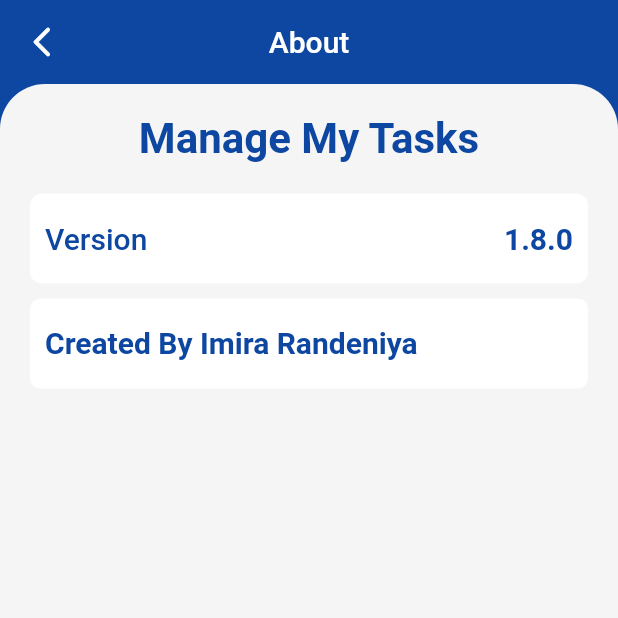
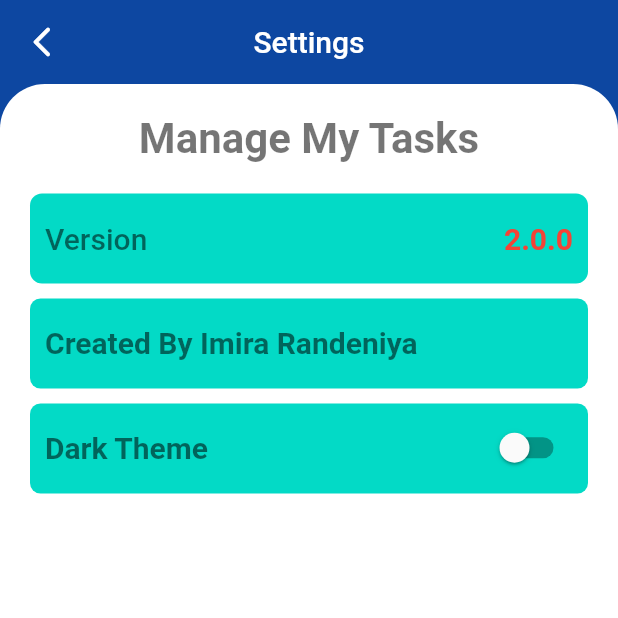
Before and after one commit to Imira-S-R/ToDoApp, a Flutter app: the screen it shows after launch, after a tap on the "info" icon, on a phone screen of 412 x 824 dp, the top half of it. Run offline on Flutter 3.47's test engine with Material 2 defaults, Android fonts, the phone set to English and light mode, and no system bars; our stand-ins replace flutter_local_notifications, sqflite; accounts and stored records are empty.

Commit message:
updated commit

```diff
--- a/lib/main.dart
+++ b/lib/main.dart
@@ -1,6 +1,8 @@
 import 'package:flutter/material.dart';
+import 'package:manage_my_time/provider/theme_provider.dart';
 import 'package:manage_my_time/screens/add_task_screen.dart';
 import 'package:manage_my_time/screens/home_screen.dart';
+import 'package:provider/provider.dart';
 
 void main() {
   WidgetsFlutterBinding.ensureInitialized();
@@ -8,17 +10,25 @@ void main() {
 }
 
 class MyApp extends StatelessWidget {
-  const MyApp({ Key? key }) : super(key: key);
+  const MyApp({Key? key}) : super(key: key);
 
   @override
   Widget build(BuildContext context) {
+    return ChangeNotifierProvider(
+        create: (context) => ThemeProvider(),
+        builder: (context, _) {
+          final themeProvider = Provider.of<ThemeProvider>(context);
           return MaterialApp(
             routes: {
               '/home': (context) => HomeScreen(),
               '/add_task_screen': (context) => AddTaskScreen(),
             },
+            themeMode: themeProvider.themeMode,
+            theme: MyThemes.lightTheme,
+            darkTheme: MyThemes.darkTheme,
             debugShowCheckedModeBanner: false,
             home: HomeScreen(),
           );
+        });
   }
 }
--- /dev/null
+++ b/lib/provider/theme_provider.dart
@@ -0,0 +1,42 @@
+import 'package:flutter/material.dart';
+import 'package:flutter/scheduler.dart';
+
+class ThemeProvider extends ChangeNotifier {
+  ThemeMode themeMode = ThemeMode.system;
+
+  bool get isDarkMode {
+    if (themeMode == ThemeMode.system) {
+      final brightness = SchedulerBinding.instance!.window.platformBrightness;
+      return brightness == Brightness.dark;
+    } else {
+      return themeMode == ThemeMode.dark;
+    }
+  }
+
+  void toggleTheme(bool isOn) {
+    themeMode = isOn ? ThemeMode.dark : ThemeMode.light;
+    notifyListeners();
+  }
+}
+
+class MyThemes {
+  static final darkTheme = ThemeData(
+    scaffoldBackgroundColor: Colors.grey.shade900,
+    primaryColor: Color(0xff23272A),
+    colorScheme: ColorScheme.dark(),
+    iconTheme: IconThemeData(color: Colors.white),
+    accentColor: Color(0xff444756),
+    accentTextTheme: TextTheme(headline1: TextStyle(color: Color(0xffFFFFFF)), headline2: TextStyle(color: Colors.white70)),
+    canvasColor: Colors.white,
+  );
+
+  static final lightTheme = ThemeData(
+    scaffoldBackgroundColor: Colors.white,
+    primaryColor: Colors.white,
+    colorScheme: ColorScheme.light(),
+    iconTheme: IconThemeData(color: Colors.white),
+    accentColor: Colors.grey[200],
+    canvasColor: Colors.black,
+    accentTextTheme: TextTheme(headline1: TextStyle(color: Colors.black), headline2: TextStyle(color: Colors.black87)),
+  );
+}
--- a/lib/screens/add_shopping_item_screen.dart
+++ b/lib/screens/add_shopping_item_screen.dart
@@ -26,7 +26,7 @@ class _AddShoppingItemState extends State<AddShoppingItem> {
               Navigator.pushReplacement(context,
                   MaterialPageRoute(builder: (_) => ShoppingCartScreen()));
             },
-            icon: Icon(Icons.arrow_back_ios_new_rounded)),
+            icon: Icon(Icons.arrow_back_ios_new_rounded), color: Colors.white,),
       ),
       body: Column(
         children: <Widget>[
--- a/lib/screens/add_task_screen.dart
+++ b/lib/screens/add_task_screen.dart
@@ -125,7 +125,7 @@ class _AddTaskScreenState extends State<AddTaskScreen> {
                     enabledBorder: UnderlineInputBorder(
                       borderSide: BorderSide(color: Colors.grey),
                     ),
-                  ),
+                  )
                 ),
 
                 Row(
--- a/lib/screens/home_screen.dart
+++ b/lib/screens/home_screen.dart
@@ -1,4 +1,8 @@
+import 'dart:developer';
+
 import 'package:flutter/material.dart';
+import 'package:flutter_local_notifications/flutter_local_notifications.dart';
+import 'package:intl/intl.dart';
 import 'package:manage_my_time/screens/add_task_screen.dart';
 import 'package:manage_my_time/screens/settings_screen.dart';
 import 'package:manage_my_time/screens/shopping_cart_screen.dart';
@@ -23,9 +27,12 @@ class _HomeScreenState extends State<HomeScreen> {
         backgroundColor: Colors.red,
         splashColor: Colors.red[900],
         tooltip: 'Add New Task',
-        child: Icon(Icons.add_rounded),
+        child: Icon(
+          Icons.add_rounded,
+          color: Colors.white,
+        ),
       ),
-      backgroundColor: Color(0xfff5f5f5),
+      backgroundColor: Theme.of(context).primaryColor,
       appBar: AppBar(
         elevation: 0.0,
         backgroundColor: Colors.blue[900],
@@ -41,12 +48,14 @@ class _HomeScreenState extends State<HomeScreen> {
             tooltip: 'Shopping List',
           ),
           IconButton(
-              tooltip: 'About',
-              onPressed: () {
-                Navigator.push(
-                    context, MaterialPageRoute(builder: (_) => Settings()));
-              },
-              icon: Icon(Icons.info_rounded)),
+            tooltip: 'Settings',
+            onPressed: () {
+              Navigator.push(
+                  context, MaterialPageRoute(builder: (_) => Settings()));
+            },
+            icon: Icon(Icons.info_rounded),
+            color: Colors.white,
+          ),
         ],
       ),
       body: Column(
@@ -83,7 +92,9 @@ class _HomeScreenState extends State<HomeScreen> {
               ),
             ),
           ),
-          SizedBox(height: 20.0,),
+          SizedBox(
+            height: 20.0,
+          ),
           Expanded(child: TaskWidget()),
         ],
       ),
--- a/lib/screens/settings_screen.dart
+++ b/lib/screens/settings_screen.dart
@@ -1,4 +1,5 @@
 import 'package:flutter/material.dart';
+import 'package:manage_my_time/widgets/change_theme_button.dart';
 
 class Settings extends StatelessWidget {
   const Settings({Key? key}) : super(key: key);
@@ -11,12 +12,18 @@ class Settings extends StatelessWidget {
           elevation: 0.0,
           backgroundColor: Colors.blue[900],
           leading: IconButton(
-            icon: Icon(Icons.arrow_back_ios_new_rounded),
+            icon: Icon(
+              Icons.arrow_back_ios_new_rounded,
+            ),
+            color: Colors.white,
             onPressed: () {
               Navigator.pop(context);
             },
           ),
-          title: Text('About'),
+          title: Text(
+            'Settings',
+            style: TextStyle(color: Colors.white),
+          ),
           centerTitle: true,
         ),
         body: Column(
@@ -28,7 +35,7 @@ class Settings extends StatelessWidget {
                     borderRadius: BorderRadius.only(
                         topLeft: Radius.circular(30.0),
                         topRight: Radius.circular(30.0)),
-                    color: Colors.grey[100]),
+                    color: Theme.of(context).primaryColor),
                 child: Padding(
                   padding: EdgeInsets.fromLTRB(20.0, 20.0, 20.0, 0.0),
                   child: Column(
@@ -40,7 +47,8 @@ class Settings extends StatelessWidget {
                           Text(
                             'Manage My Tasks',
                             style: TextStyle(
-                              color: Colors.blue[900],
+                              color:
+                                  Theme.of(context).textTheme.headline1!.color,
                               fontWeight: FontWeight.bold,
                               fontSize: 28.0,
                             ),
@@ -56,7 +64,7 @@ class Settings extends StatelessWidget {
                           decoration: BoxDecoration(
                             borderRadius:
                                 BorderRadius.all(Radius.circular(8.0)),
-                            color: Colors.white,
+                            color: Theme.of(context).accentColor,
                           ),
                           child: Padding(
                             padding: EdgeInsets.fromLTRB(10.0, 0.0, 10.0, 0.0),
@@ -66,14 +74,17 @@ class Settings extends StatelessWidget {
                                 Text(
                                   'Version',
                                   style: TextStyle(
-                                      color: Colors.blue[900],
+                                      color: Theme.of(context)
+                                          .textTheme
+                                          .headline1!
+                                          .color,
                                       fontWeight: FontWeight.w500,
                                       fontSize: 20.0),
                                 ),
                                 Text(
-                                  '1.8.0',
+                                  '2.0.0',
                                   style: TextStyle(
-                                      color: Colors.blue[900],
+                                      color: Colors.red,
                                       fontWeight: FontWeight.w700,
                                       fontSize: 20.0),
                                 ),
@@ -88,20 +99,51 @@ class Settings extends StatelessWidget {
                         width: MediaQuery.of(context).size.width - 10.0,
                         decoration: BoxDecoration(
                             borderRadius: BorderRadius.circular(7.0),
-                            color: Colors.white),
+                            color: Theme.of(context).accentColor),
                         child: Padding(
                           padding: EdgeInsets.fromLTRB(10.0, 18.0, 10.0, 10.0),
                           child: Text(
                             'Created By Imira Randeniya',
                             textAlign: TextAlign.start,
                             style: TextStyle(
-                                color: Colors.blue[900],
+                                color: Theme.of(context)
+                                    .textTheme
+                                    .headline1!
+                                    .color,
                                 fontWeight: FontWeight.bold,
                                 fontSize: 20.0),
                           ),
                         ),
                       ),
-                      SizedBox(height: 10.0,),
+                      SizedBox(
+                        height: 10.0,
+                      ),
+                      Container(
+                        height: 60.0,
+                        width: MediaQuery.of(context).size.width - 10.0,
+                        decoration: BoxDecoration(
+                            borderRadius: BorderRadius.circular(7.0),
+                            color: Theme.of(context).accentColor),
+                        child: Padding(
+                          padding: EdgeInsets.fromLTRB(10.0, 9.0, 10.0, 10.0),
+                          child: Row(
+                            mainAxisAlignment: MainAxisAlignment.spaceBetween,
+                            children: <Widget>[
+                              Text(
+                                'Dark Theme',
+                                style: TextStyle(
+                                    color: Theme.of(context)
+                                        .textTheme
+                                        .headline1!
+                                        .color,
+                                    fontSize: 20.0,
+                                    fontWeight: FontWeight.bold),
+                              ),
+                              ChangeThemeButtonWidget(),
+                            ],
+                          ),
+                        ),
+                      ),
                     ],
                   ),
                 ),
--- a/lib/screens/shopping_cart_screen.dart
+++ b/lib/screens/shopping_cart_screen.dart
@@ -13,19 +13,20 @@ class _ShoppingCartScreenState extends State<ShoppingCartScreen> {
   @override
   Widget build(BuildContext context) {
     return Scaffold(
+      backgroundColor: Theme.of(context).primaryColor,
       floatingActionButton: FloatingActionButton(
         onPressed: (){
           Navigator.pushReplacement(context, MaterialPageRoute(builder: (_) => AddShoppingItem()));
         },
         backgroundColor: Colors.red,
         splashColor: Colors.red[900],
-        child: Icon(Icons.add),
+        child: Icon(Icons.add, color: Colors.white,),
       ),
       appBar: AppBar(
         elevation: 0.0,
         backgroundColor: Colors.blue[900],
         leading: IconButton(
-            onPressed: () {Navigator.pop(context);}, icon: Icon(Icons.arrow_back_ios_new_rounded)),
+            onPressed: () {Navigator.pop(context);}, icon: Icon(Icons.arrow_back_ios_new_rounded), color: Colors.white,),
       ),
       body: Column(
         children: <Widget>[
@@ -37,7 +38,7 @@ class _ShoppingCartScreenState extends State<ShoppingCartScreen> {
                   bottomRight: Radius.circular(20.0),
                   bottomLeft: Radius.circular(20.0)),
               color: Colors.blue[900],
-            ),
+          ),
             child: Padding(
               padding: EdgeInsets.fromLTRB(20.0, 0.0, 10.0, 0.0),
               child: Text(
--- a/lib/screens/task_viewer_screen.dart
+++ b/lib/screens/task_viewer_screen.dart
@@ -57,7 +57,7 @@ class _TaskViewerScreenState extends State<TaskViewerScreen> {
               Navigator.pushReplacement(
                   context, MaterialPageRoute(builder: (_) => HomeScreen()));
             },
-            icon: Icon(Icons.delete_rounded),
+            icon: Icon(Icons.delete_rounded, color: Colors.white,),
             tooltip: 'Delete Task',
           ),
         ],
@@ -65,7 +65,7 @@ class _TaskViewerScreenState extends State<TaskViewerScreen> {
       body: Container(
         width: double.infinity,
         decoration: BoxDecoration(
-          color: Colors.white,
+          color: Theme.of(context).primaryColor,
           borderRadius: BorderRadius.only(
               topLeft: Radius.circular(30.0), topRight: Radius.circular(30.0)),
         ),
@@ -77,10 +77,10 @@ class _TaskViewerScreenState extends State<TaskViewerScreen> {
               Flexible(
                 child: Text(
                   tasks[widget.index].title,
-                  maxLines: 4,
+                  maxLines: 5,
                   overflow: TextOverflow.ellipsis,
                   style: TextStyle(
-                      color: Colors.black,
+                      color: Theme.of(context).textTheme.headline1!.color,
                       fontWeight: FontWeight.bold,
                       fontSize: 24.0),
                 ),
@@ -88,14 +88,14 @@ class _TaskViewerScreenState extends State<TaskViewerScreen> {
               SizedBox(
                 height: 10.0,
               ),
-              Divider(height: 5.0, color: Colors.grey[900],),
+              Divider(height: 5.0, color: Colors.black,),
                SizedBox(
                 height: 10.0,
               ),
               Text(
                 'Description',
                 style: TextStyle(
-                    color: Colors.blue[900],
+                    color: Theme.of(context).textTheme.headline2!.color,
                     fontWeight: FontWeight.bold,
                     fontSize: 17.0,
                     letterSpacing: 0.2),
@@ -111,7 +111,7 @@ class _TaskViewerScreenState extends State<TaskViewerScreen> {
                   maxLines: 12,
                   overflow: TextOverflow.ellipsis,
                   style: TextStyle(
-                    color: Colors.grey[800],
+                    color: Theme.of(context).textTheme.headline1!.color,
                     fontSize: 18.0,
                   ),
                 ),
--- /dev/null
+++ b/lib/widgets/change_theme_button.dart
@@ -0,0 +1,18 @@
+import 'package:flutter/material.dart';
+import 'package:manage_my_time/provider/theme_provider.dart';
+import 'package:provider/provider.dart';
+
+class ChangeThemeButtonWidget extends StatelessWidget {
+  @override
+  Widget build(BuildContext context) {
+    final themeProvider = Provider.of<ThemeProvider>(context);
+
+    return Switch.adaptive(
+      value: themeProvider.isDarkMode,
+      onChanged: (value) {
+        final provider = Provider.of<ThemeProvider>(context, listen: false);
+        provider.toggleTheme(value);
+      },
+    );
+  }
+}
--- /dev/null
+++ b/lib/widgets/no_shopping_item_found.dart
@@ -0,0 +1,22 @@
+import 'package:flutter/material.dart';
+
+class NoItemFound extends StatelessWidget {
+  const NoItemFound({Key? key}) : super(key: key);
+
+  @override
+  Widget build(BuildContext context) {
+    return Row(
+      mainAxisAlignment: MainAxisAlignment.center,
+      children: <Widget>[
+        SizedBox(
+          height: MediaQuery.of(context).size.height - 200.0,
+        ),
+        Text(
+          'No Shopping Item Added',
+          style: TextStyle(
+              color: Colors.red, fontWeight: FontWeight.bold, fontSize: 20.0),
+        ),
+      ],
+    );
+  }
+}
--- /dev/null
+++ b/lib/widgets/no_task_found_widget.dart
@@ -0,0 +1,22 @@
+import 'package:flutter/material.dart';
+
+class NoTaskFound extends StatelessWidget {
+  const NoTaskFound({Key? key}) : super(key: key);
+
+  @override
+  Widget build(BuildContext context) {
+    return Row(
+      mainAxisAlignment: MainAxisAlignment.center,
+      children: <Widget>[
+        SizedBox(
+          height: MediaQuery.of(context).size.height - 290.0,
+        ),
+        Text(
+          'No Tasks Added',
+          style: TextStyle(
+              color: Colors.red, fontWeight: FontWeight.bold, fontSize: 25.0),
+        ),
+      ],
+    );
+  }
+}
--- a/lib/widgets/shopping_item_widget.dart
+++ b/lib/widgets/shopping_item_widget.dart
@@ -1,6 +1,7 @@
 import 'package:flutter/material.dart';
 import 'package:manage_my_time/db/shopping_item_database.dart';
 import 'package:manage_my_time/models/shopping_item_model.dart';
+import 'package:manage_my_time/widgets/no_shopping_item_found.dart';
 
 class ShoppingItemWidget extends StatefulWidget {
   const ShoppingItemWidget({Key? key}) : super(key: key);
@@ -33,9 +34,9 @@ class _ShoppingItemWidgetState extends State<ShoppingItemWidget> {
   @override
   Widget build(BuildContext context) {
     return ListView.builder(
-      itemCount: items.length,
+      itemCount: items.length == 0 ? 1 : items.length,
       itemBuilder: (context, int index) {
-        return Dismissible(
+        return items.length == 0 ? NoItemFound() : Dismissible(
           key: UniqueKey(),
           onDismissed: (direction) {
             ShoppingItemDatabase.instance.delete(items[index].id!);
@@ -43,7 +44,7 @@ class _ShoppingItemWidgetState extends State<ShoppingItemWidget> {
             ScaffoldMessenger.of(context).showSnackBar(SnackBar(
               content: Text(
                 '"${items[index].itemName}" Removed',
-                style: TextStyle(fontWeight: FontWeight.bold),
+                style: TextStyle(fontWeight: FontWeight.bold, color: Colors.white),
               ),
               backgroundColor: Colors.red,
             ));
@@ -54,7 +55,7 @@ class _ShoppingItemWidgetState extends State<ShoppingItemWidget> {
               height: 50.0,
               width: double.infinity - 10.0,
               decoration: BoxDecoration(
-                color: Colors.white,
+                color: Theme.of(context).accentColor,
                 borderRadius: BorderRadius.circular(7.0),
               ),
               child: Padding(
@@ -66,7 +67,7 @@ class _ShoppingItemWidgetState extends State<ShoppingItemWidget> {
                     Text(
                       items[index].itemName,
                       style: TextStyle(
-                          color: Colors.black,
+                          color: Theme.of(context).textTheme.headline1!.color,
                           fontWeight: FontWeight.bold,
                           fontSize: 20.0),
                     ),
--- a/lib/widgets/task_widget.dart
+++ b/lib/widgets/task_widget.dart
@@ -4,6 +4,7 @@ import 'package:manage_my_time/models/task_model.dart';
 import 'package:manage_my_time/screens/home_screen.dart';
 import 'package:manage_my_time/screens/task_viewer_screen.dart';
 import 'package:animations/animations.dart';
+import 'package:manage_my_time/widgets/no_task_found_widget.dart';
 
 class TaskWidget extends StatefulWidget {
   const TaskWidget({Key? key}) : super(key: key);
@@ -42,9 +43,9 @@ class _TaskWidgetState extends State<TaskWidget> {
   @override
   Widget build(BuildContext context) {
     return ListView.builder(
-      itemCount: tasks.length,
+      itemCount: tasks.length == 0 ? 1 : tasks.length,
       itemBuilder: (context, int index) {
-        return Padding(
+        return tasks.length == 0 ? NoTaskFound() : Padding(
           padding: EdgeInsets.all(8.0),
           child: OpenContainer(
             transitionType: ContainerTransitionType.fadeThrough,
@@ -53,10 +54,10 @@ class _TaskWidgetState extends State<TaskWidget> {
                   title: Text(
                     tasks[index].title,
                     style: TextStyle(
-                        color: Colors.blue[900], fontWeight: FontWeight.bold),
+                        color: Theme.of(context).textTheme.headline1!.color, fontWeight: FontWeight.bold),
                   ),
                   onTap: openContainer,
-                  tileColor: Colors.white,
+                  tileColor: Theme.of(context).accentColor,
                   leading: IconButton(
                     onPressed: () {
                       ScaffoldMessenger.of(context).showSnackBar(SnackBar(
@@ -81,6 +82,8 @@ class _TaskWidgetState extends State<TaskWidget> {
             },
             onClosed: (_) => HomeScreen(),
             transitionDuration: Duration(milliseconds: 400),
+            openColor: Theme.of(context).primaryColor,
+            middleColor: Theme.of(context).primaryColor,
           ),
         );
       },
--- a/pubspec.yaml
+++ b/pubspec.yaml
@@ -15,7 +15,7 @@ publish_to: 'none' # Remove this line if you wish to publish to pub.dev
 # In iOS, build-name is used as CFBundleShortVersionString while build-number used as CFBundleVersion.
 # Read more about iOS versioning at
 # https://developer.apple.com/library/archive/documentation/General/Reference/InfoPlistKeyReference/Articles/CoreFoundationKeys.html
-version: 1.8.0+1
+version: 2.0.0+2
 
 environment:
   sdk: ">=2.12.0 <3.0.0"
@@ -56,9 +56,7 @@ flutter:
   uses-material-design: true
 
   # To add assets to your application, add an assets section, like this:
-  # assets:
-  #   - images/a_dot_burr.jpeg
-  #   - images/a_dot_ham.jpeg
+assets:
 
   # An image asset can refer to one or more resolution-specific "variants", see
   # https://flutter.dev/assets-and-images/#resolution-aware.
```
Also changed, not shown: lib/assets/clipboard.png (added). Lines whose indentation alone changed are shown as unchanged.
